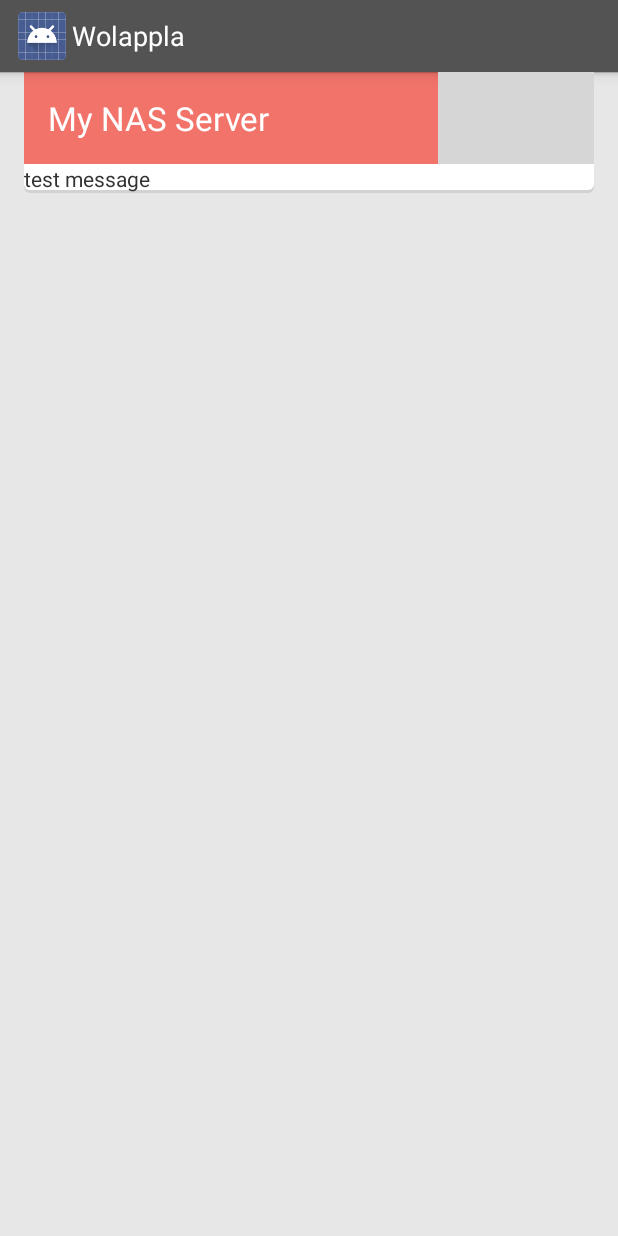
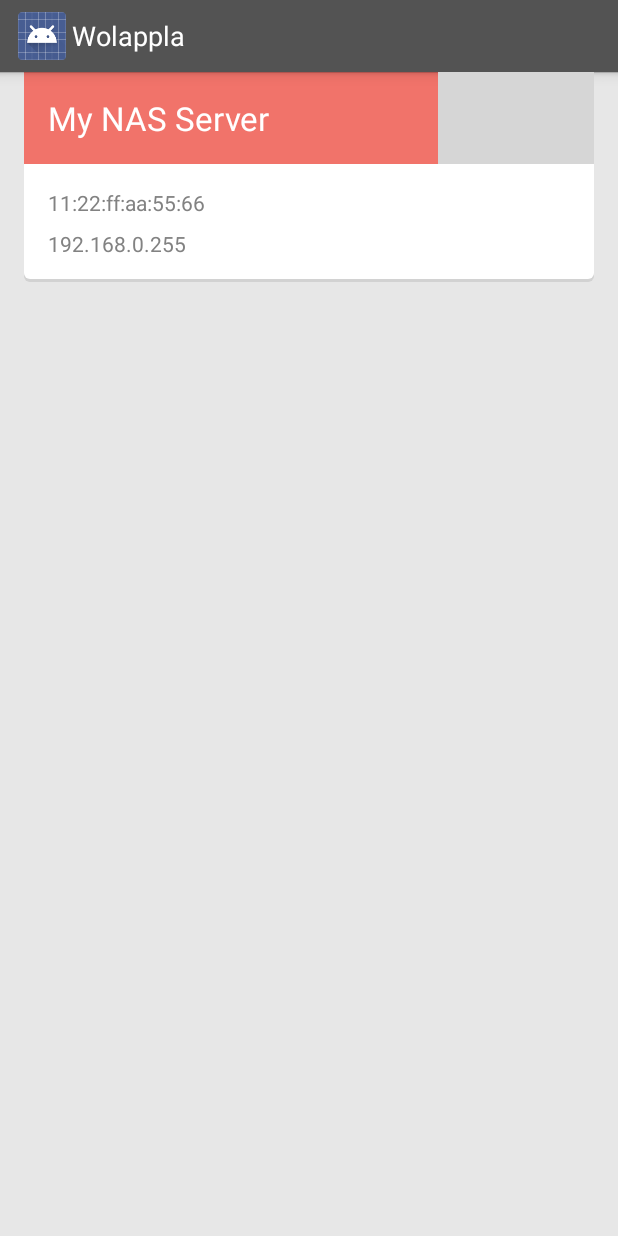
Before and after one commit to astrapi/wolappla, an Android app: the layout card_item_device.xml on its own in the app's theme, with its tools: preview values and no code run, on a phone screen of 412 x 824 dp. Run offline under Robolectric (Android 15) with nearby library versions, the phone set to English and light mode, and no system bars; grey boxes are pictures that could not be loaded.

Commit message:
Issue #6: Replace old layout with refactored card item

```diff
--- a/main/src/main/res/layout/list_item_device_refactored.xml
+++ b/main/src/main/res/layout/card_item_device.xml
@@ -37,15 +37,37 @@
                    android:layout_alignBottom="@id/card_item_title_text"
                    android:layout_centerVertical="true"
                    android:background="@drawable/card_item_selector_title_actions"
-                   android:src="@drawable/ic_action_play"
+                   android:src="@drawable/ic_start"
                    style="?android:attr/borderlessButtonStyle"/>
 
     </RelativeLayout>
 
-    <TextView android:layout_width="match_parent"
+    <TextView android:id="@+id/card_item_subtitle_mac_address"
+              android:layout_width="match_parent"
               android:layout_height="wrap_content"
+              android:layout_alignParentLeft="true"
+              android:layout_alignParentRight="true"
               android:layout_below="@id/card_item_title_area"
-              android:text="test message"/>
+              android:paddingLeft="16dp"
+              android:paddingTop="16dp"
+              android:paddingRight="16dp"
+              android:paddingBottom="8dp"
+              android:textAppearance="?android:attr/textAppearanceSmall"
+              android:textColor="#828282"
+              android:text="11:22:ff:aa:55:66"/>
+
+    <TextView android:id="@+id/card_item_subtitle_ip_address"
+              android:layout_width="match_parent"
+              android:layout_height="wrap_content"
+              android:layout_alignParentLeft="true"
+              android:layout_alignParentRight="true"
+              android:layout_below="@id/card_item_subtitle_mac_address"
+              android:paddingLeft="16dp"
+              android:paddingRight="16dp"
+              android:paddingBottom="16dp"
+              android:textAppearance="?android:attr/textAppearanceSmall"
+              android:textColor="#828282"
+              android:text="192.168.0.255"/>
 
   </RelativeLayout>
 
```
Also changed, not shown: main/src/main/java/eu/nerro/wolappla/ui/DevicesFragment.java (+9 -9 lines), main/src/main/res/layout/list_item_device.xml (deleted, +0 -58 lines).
